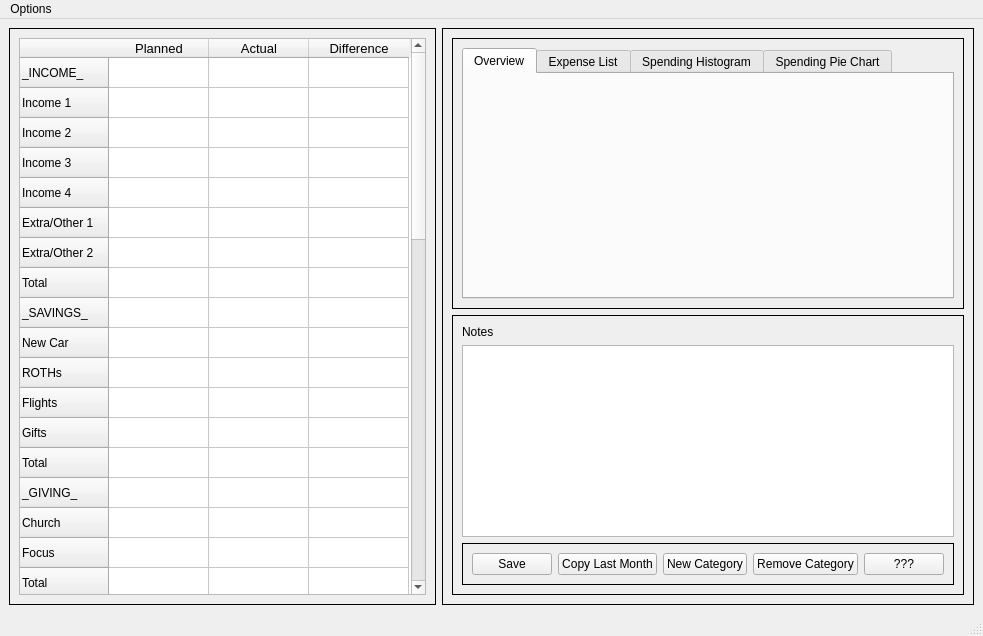
First picture: the form in rsrc/UI/BudgetScreen.ui, repository Winkelmann17/BudgetTool-Python, before the edit.
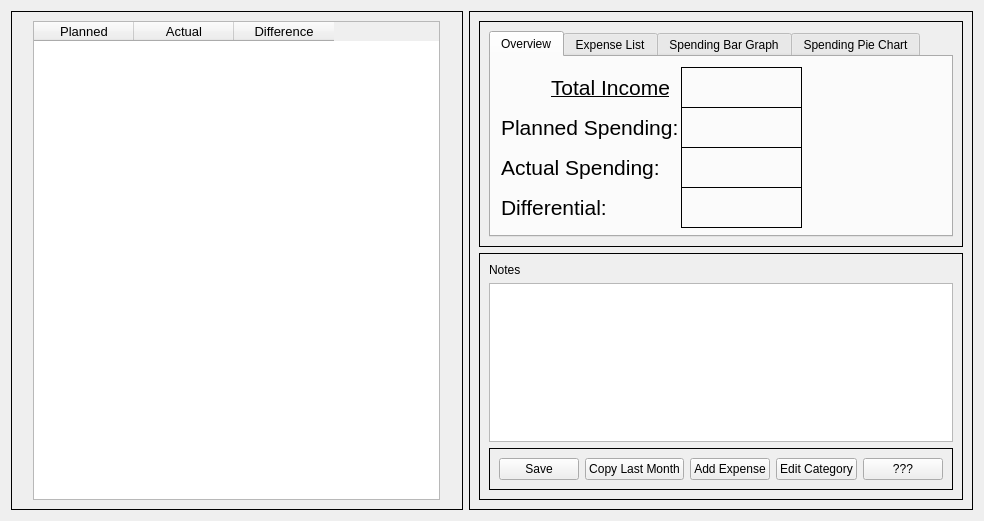
Second picture: the form after the edit. The open tabs and pages were chosen to show the change.

Diff of the .ui file:
```diff
--- a/rsrc/UI/BudgetScreen.ui
+++ b/rsrc/UI/BudgetScreen.ui
@@ -1,355 +1,21 @@
 <?xml version="1.0" encoding="UTF-8"?>
 <ui version="4.0">
- <class>MainWindow</class>
- <widget class="QMainWindow" name="MainWindow">
+ <class>Form</class>
+ <widget class="QWidget" name="Form">
   <property name="geometry">
    <rect>
     <x>0</x>
     <y>0</y>
-    <width>982</width>
-    <height>636</height>
+    <width>984</width>
+    <height>521</height>
    </rect>
   </property>
   <property name="windowTitle">
    <string>MainWindow</string>
   </property>
-  <widget class="QWidget" name="centralwidget">
-   <layout class="QHBoxLayout" name="horizontalLayout">
-    <item>
-     <widget class="QFrame" name="frame_2">
-      <property name="sizePolicy">
-       <sizepolicy hsizetype="Expanding" vsizetype="Preferred">
-        <horstretch>0</horstretch>
-        <verstretch>0</verstretch>
-       </sizepolicy>
-      </property>
-      <property name="frameShape">
-       <enum>QFrame::Box</enum>
-      </property>
-      <property name="frameShadow">
-       <enum>QFrame::Plain</enum>
-      </property>
-      <layout class="QHBoxLayout" name="horizontalLayout_3">
-       <item>
-        <spacer name="horizontalSpacer_2">
-         <property name="orientation">
-          <enum>Qt::Horizontal</enum>
-         </property>
-         <property name="sizeHint" stdset="0">
-          <size>
-           <width>40</width>
-           <height>20</height>
-          </size>
-         </property>
-        </spacer>
-       </item>
-       <item>
-        <widget class="QTableWidget" name="tableWidget">
-         <property name="sizePolicy">
-          <sizepolicy hsizetype="Preferred" vsizetype="Expanding">
-           <horstretch>0</horstretch>
-           <verstretch>0</verstretch>
-          </sizepolicy>
-         </property>
-         <property name="minimumSize">
-          <size>
-           <width>407</width>
-           <height>0</height>
-          </size>
-         </property>
-         <attribute name="horizontalHeaderCascadingSectionResizes">
-          <bool>false</bool>
-         </attribute>
-         <row>
-          <property name="text">
-           <string>_INCOME_</string>
-          </property>
-         </row>
-         <row>
-          <property name="text">
-           <string>Income 1</string>
-          </property>
-         </row>
-         <row>
-          <property name="text">
-           <string>Income 2</string>
-          </property>
-         </row>
-         <row>
-          <property name="text">
-           <string>Income 3</string>
-          </property>
-         </row>
-         <row>
-          <property name="text">
-           <string>Income 4</string>
-          </property>
-         </row>
-         <row>
-          <property name="text">
-           <string>Extra/Other 1</string>
-          </property>
-         </row>
-         <row>
-          <property name="text">
-           <string>Extra/Other 2</string>
-          </property>
-         </row>
-         <row>
-          <property name="text">
-           <string>Total</string>
-          </property>
-         </row>
-         <row>
-          <property name="text">
-           <string>_SAVINGS_</string>
-          </property>
-         </row>
-         <row>
-          <property name="text">
-           <string>New Car</string>
-          </property>
-         </row>
-         <row>
-          <property name="text">
-           <string>ROTHs</string>
-          </property>
-         </row>
-         <row>
-          <property name="text">
-           <string>Flights</string>
-          </property>
-         </row>
-         <row>
-          <property name="text">
-           <string>Gifts</string>
-          </property>
-         </row>
-         <row>
-          <property name="text">
-           <string>Total</string>
-          </property>
-         </row>
-         <row>
-          <property name="text">
-           <string>_GIVING_</string>
-          </property>
-         </row>
-         <row>
-          <property name="text">
-           <string>Church</string>
-          </property>
-         </row>
-         <row>
-          <property name="text">
-           <string>Focus</string>
-          </property>
-         </row>
-         <row>
-          <property name="text">
-           <string>Total</string>
-          </property>
-         </row>
-         <row>
-          <property name="text">
-           <string>_HOUSING_</string>
-          </property>
-         </row>
-         <row>
-          <property name="text">
-           <string>Mortgage</string>
-          </property>
-         </row>
-         <row>
-          <property name="text">
-           <string>Water</string>
-          </property>
-         </row>
-         <row>
-          <property name="text">
-           <string>Electricity</string>
-          </property>
-         </row>
-         <row>
-          <property name="text">
-           <string>Phone</string>
-          </property>
-         </row>
-         <row>
-          <property name="text">
-           <string>Internet</string>
-          </property>
-         </row>
-         <row>
-          <property name="text">
-           <string>Total</string>
-          </property>
-         </row>
-         <row>
-          <property name="text">
-           <string>_TRANSPO_</string>
-          </property>
-         </row>
-         <row>
-          <property name="text">
-           <string>Gas</string>
-          </property>
-         </row>
-         <row>
-          <property name="text">
-           <string>Maintenance</string>
-          </property>
-         </row>
-         <row>
-          <property name="text">
-           <string>Total</string>
-          </property>
-         </row>
-         <row>
-          <property name="text">
-           <string>_FOOD_</string>
-          </property>
-         </row>
-         <row>
-          <property name="text">
-           <string>Groceries</string>
-          </property>
-         </row>
-         <row>
-          <property name="text">
-           <string>Restaurants</string>
-          </property>
-         </row>
-         <row>
-          <property name="text">
-           <string>Total</string>
-          </property>
-         </row>
-         <row>
-          <property name="text">
-           <string>_PERSONAL_</string>
-          </property>
-         </row>
-         <row>
-          <property name="text">
-           <string>N_Fun</string>
-          </property>
-         </row>
-         <row>
-          <property name="text">
-           <string>V_Fun</string>
-          </property>
-         </row>
-         <row>
-          <property name="text">
-           <string>Subscriptions</string>
-          </property>
-         </row>
-         <row>
-          <property name="text">
-           <string>Total</string>
-          </property>
-         </row>
-         <row>
-          <property name="text">
-           <string>_INSURANCE_</string>
-          </property>
-         </row>
-         <row>
-          <property name="text">
-           <string>Car</string>
-          </property>
-         </row>
-         <row>
-          <property name="text">
-           <string>Health</string>
-          </property>
-         </row>
-         <row>
-          <property name="text">
-           <string>Dental</string>
-          </property>
-         </row>
-         <row>
-          <property name="text">
-           <string>Vision</string>
-          </property>
-         </row>
-         <row>
-          <property name="text">
-           <string>Total</string>
-          </property>
-         </row>
-         <row>
-          <property name="text">
-           <string>_OTHER_</string>
-          </property>
-         </row>
-         <row>
-          <property name="text">
-           <string>Cats</string>
-          </property>
-         </row>
-         <row>
-          <property name="text">
-           <string>Misc</string>
-          </property>
-         </row>
-         <row>
-          <property name="text">
-           <string>Total</string>
-          </property>
-         </row>
-         <column>
-          <property name="text">
-           <string>Planned</string>
-          </property>
-          <property name="font">
-           <font>
-            <pointsize>10</pointsize>
-           </font>
-          </property>
-         </column>
-         <column>
-          <property name="text">
-           <string>Actual</string>
-          </property>
-          <property name="font">
-           <font>
-            <pointsize>10</pointsize>
-           </font>
-          </property>
-         </column>
-         <column>
-          <property name="text">
-           <string>Difference</string>
-          </property>
-          <property name="font">
-           <font>
-            <pointsize>10</pointsize>
-           </font>
-          </property>
-         </column>
-        </widget>
-       </item>
-       <item>
-        <spacer name="horizontalSpacer">
-         <property name="orientation">
-          <enum>Qt::Horizontal</enum>
-         </property>
-         <property name="sizeHint" stdset="0">
-          <size>
-           <width>40</width>
-           <height>20</height>
-          </size>
-         </property>
-        </spacer>
-       </item>
-      </layout>
-     </widget>
-    </item>
-    <item>
-     <widget class="QFrame" name="frame">
+  <layout class="QGridLayout" name="gridLayout_3">
+   <item row="0" column="1">
+    <widget class="QFrame" name="rightFrame">
       <property name="frameShape">
        <enum>QFrame::Box</enum>
       </property>
@@ -375,8 +41,136 @@
              <attribute name="title">
               <string>Overview</string>
              </attribute>
+            <widget class="QLabel" name="overviewPlannedAmount">
+             <property name="geometry">
+              <rect>
+               <x>190</x>
+               <y>50</y>
+               <width>121</width>
+               <height>41</height>
+              </rect>
+             </property>
+             <property name="styleSheet">
+              <string notr="true"/>
+             </property>
+             <property name="frameShape">
+              <enum>QFrame::Box</enum>
+             </property>
+             <property name="text">
+              <string>&lt;html&gt;&lt;head/&gt;&lt;body&gt;&lt;p&gt;&lt;br/&gt;&lt;/p&gt;&lt;/body&gt;&lt;/html&gt;</string>
+             </property>
             </widget>
-            <widget class="QWidget" name="tab_3">
+            <widget class="QLabel" name="overviewActualAmount">
+             <property name="geometry">
+              <rect>
+               <x>190</x>
+               <y>90</y>
+               <width>121</width>
+               <height>41</height>
+              </rect>
+             </property>
+             <property name="styleSheet">
+              <string notr="true"/>
+             </property>
+             <property name="frameShape">
+              <enum>QFrame::Box</enum>
+             </property>
+             <property name="text">
+              <string>&lt;html&gt;&lt;head/&gt;&lt;body&gt;&lt;p&gt;&lt;br/&gt;&lt;/p&gt;&lt;/body&gt;&lt;/html&gt;</string>
+             </property>
+            </widget>
+            <widget class="QLabel" name="overviewDifferentialAmount">
+             <property name="geometry">
+              <rect>
+               <x>190</x>
+               <y>130</y>
+               <width>121</width>
+               <height>41</height>
+              </rect>
+             </property>
+             <property name="styleSheet">
+              <string notr="true"/>
+             </property>
+             <property name="frameShape">
+              <enum>QFrame::Box</enum>
+             </property>
+             <property name="text">
+              <string>&lt;html&gt;&lt;head/&gt;&lt;body&gt;&lt;p&gt;&lt;br/&gt;&lt;/p&gt;&lt;/body&gt;&lt;/html&gt;</string>
+             </property>
+            </widget>
+            <widget class="QLabel" name="overviewDifferential">
+             <property name="geometry">
+              <rect>
+               <x>10</x>
+               <y>130</y>
+               <width>111</width>
+               <height>41</height>
+              </rect>
+             </property>
+             <property name="text">
+              <string>&lt;html&gt;&lt;head/&gt;&lt;body&gt;&lt;p&gt;&lt;span style=&quot; font-size:16pt;&quot;&gt;Differential:&lt;/span&gt;&lt;/p&gt;&lt;/body&gt;&lt;/html&gt;</string>
+             </property>
+            </widget>
+            <widget class="QLabel" name="overviewActual">
+             <property name="geometry">
+              <rect>
+               <x>10</x>
+               <y>90</y>
+               <width>161</width>
+               <height>41</height>
+              </rect>
+             </property>
+             <property name="text">
+              <string>&lt;html&gt;&lt;head/&gt;&lt;body&gt;&lt;p&gt;&lt;span style=&quot; font-size:16pt;&quot;&gt;Actual Spending:&lt;/span&gt;&lt;/p&gt;&lt;/body&gt;&lt;/html&gt;</string>
+             </property>
+            </widget>
+            <widget class="QLabel" name="overviewPlanned">
+             <property name="geometry">
+              <rect>
+               <x>10</x>
+               <y>50</y>
+               <width>181</width>
+               <height>41</height>
+              </rect>
+             </property>
+             <property name="text">
+              <string>&lt;html&gt;&lt;head/&gt;&lt;body&gt;&lt;p&gt;&lt;span style=&quot; font-size:16pt;&quot;&gt;Planned Spending:&lt;/span&gt;&lt;/p&gt;&lt;/body&gt;&lt;/html&gt;</string>
+             </property>
+            </widget>
+            <widget class="QLabel" name="overviewIncomeAmount">
+             <property name="geometry">
+              <rect>
+               <x>190</x>
+               <y>10</y>
+               <width>121</width>
+               <height>41</height>
+              </rect>
+             </property>
+             <property name="styleSheet">
+              <string notr="true"/>
+             </property>
+             <property name="frameShape">
+              <enum>QFrame::Box</enum>
+             </property>
+             <property name="text">
+              <string>&lt;html&gt;&lt;head/&gt;&lt;body&gt;&lt;p&gt;&lt;br/&gt;&lt;/p&gt;&lt;/body&gt;&lt;/html&gt;</string>
+             </property>
+            </widget>
+            <widget class="QLabel" name="overviewDifferential_2">
+             <property name="geometry">
+              <rect>
+               <x>60</x>
+               <y>10</y>
+               <width>121</width>
+               <height>41</height>
+              </rect>
+             </property>
+             <property name="text">
+              <string>&lt;html&gt;&lt;head/&gt;&lt;body&gt;&lt;p&gt;&lt;span style=&quot; font-size:16pt; text-decoration: underline;&quot;&gt;Total Income&lt;/span&gt;&lt;/p&gt;&lt;/body&gt;&lt;/html&gt;</string>
+             </property>
+            </widget>
+           </widget>
+           <widget class="QWidget" name="expenseListTab">
              <attribute name="title">
               <string>Expense List</string>
              </attribute>
@@ -504,10 +298,10 @@
             </widget>
             <widget class="QWidget" name="tab_2">
              <attribute name="title">
-              <string>Spending Histogram</string>
-             </attribute>
-            </widget>
-            <widget class="QWidget" name="tab_0">
+             <string>Spending Bar Graph</string>
+            </attribute>
+           </widget>
+           <widget class="QWidget" name="pieChartTab">
              <attribute name="title">
               <string>Spending Pie Chart</string>
              </attribute>
@@ -562,14 +356,14 @@
              <item>
               <widget class="QPushButton" name="pushButton_2">
                <property name="text">
-                <string>New Category</string>
+               <string>Add Expense</string>
                </property>
               </widget>
              </item>
              <item>
               <widget class="QPushButton" name="pushButton_3">
                <property name="text">
-                <string>Remove Category</string>
+               <string>Edit Category</string>
                </property>
               </widget>
              </item>
@@ -589,59 +383,112 @@
       </layout>
      </widget>
     </item>
-   </layout>
-  </widget>
-  <widget class="QMenuBar" name="menubar">
-   <property name="geometry">
-    <rect>
-     <x>0</x>
-     <y>0</y>
-     <width>982</width>
-     <height>22</height>
-    </rect>
-   </property>
-   <widget class="QMenu" name="menuOptions">
-    <property name="title">
-     <string>Options</string>
-    </property>
-    <addaction name="actionSave"/>
-    <addaction name="actionImport_from"/>
-    <addaction name="separator"/>
-    <addaction name="actionBack"/>
-    <addaction name="actionHome"/>
-   </widget>
-   <addaction name="menuOptions"/>
-  </widget>
-  <widget class="QStatusBar" name="statusbar">
-   <property name="enabled">
+   <item row="0" column="0">
+    <widget class="QFrame" name="leftFrame">
+     <property name="sizePolicy">
+      <sizepolicy hsizetype="Expanding" vsizetype="Preferred">
+       <horstretch>0</horstretch>
+       <verstretch>0</verstretch>
+      </sizepolicy>
+     </property>
+     <property name="frameShape">
+      <enum>QFrame::Box</enum>
+     </property>
+     <property name="frameShadow">
+      <enum>QFrame::Plain</enum>
+     </property>
+     <layout class="QHBoxLayout" name="horizontalLayout_3">
+      <item>
+       <spacer name="leftTableSpacer">
+        <property name="orientation">
+         <enum>Qt::Horizontal</enum>
+        </property>
+        <property name="sizeHint" stdset="0">
+         <size>
+          <width>40</width>
+          <height>20</height>
+         </size>
+        </property>
+       </spacer>
+      </item>
+      <item>
+       <widget class="QTableWidget" name="budgetTable">
+        <property name="sizePolicy">
+         <sizepolicy hsizetype="Maximum" vsizetype="Expanding">
+          <horstretch>0</horstretch>
+          <verstretch>0</verstretch>
+         </sizepolicy>
+        </property>
+        <property name="minimumSize">
+         <size>
+          <width>407</width>
+          <height>0</height>
+         </size>
+        </property>
+        <property name="horizontalScrollBarPolicy">
+         <enum>Qt::ScrollBarAsNeeded</enum>
+        </property>
+        <property name="sizeAdjustPolicy">
+         <enum>QAbstractScrollArea::AdjustToContents</enum>
+        </property>
+        <attribute name="horizontalHeaderCascadingSectionResizes">
+         <bool>false</bool>
+        </attribute>
+        <attribute name="verticalHeaderCascadingSectionResizes">
+         <bool>false</bool>
+        </attribute>
+        <attribute name="verticalHeaderStretchLastSection">
     <bool>true</bool>
-   </property>
-  </widget>
-  <action name="actionSave">
+        </attribute>
+        <column>
    <property name="text">
-    <string>Save</string>
-   </property>
-  </action>
-  <action name="actionImport">
-   <property name="text">
-    <string>Import</string>
-   </property>
-  </action>
-  <action name="actionImport_from">
+          <string>Planned</string>
+         </property>
+         <property name="font">
+          <font>
+           <pointsize>10</pointsize>
+          </font>
+         </property>
+        </column>
+        <column>
    <property name="text">
-    <string>Import from...</string>
-   </property>
-  </action>
-  <action name="actionHome">
-   <property name="text">
-    <string>Homepage</string>
-   </property>
-  </action>
-  <action name="actionBack">
+          <string>Actual</string>
+         </property>
+         <property name="font">
+          <font>
+           <pointsize>10</pointsize>
+          </font>
+         </property>
+        </column>
+        <column>
    <property name="text">
-    <string>Back to Months</string>
-   </property>
-  </action>
+          <string>Difference</string>
+         </property>
+         <property name="font">
+          <font>
+           <pointsize>10</pointsize>
+          </font>
+         </property>
+        </column>
+       </widget>
+      </item>
+      <item>
+       <spacer name="rightTableSpacer">
+        <property name="orientation">
+         <enum>Qt::Horizontal</enum>
+        </property>
+        <property name="sizeHint" stdset="0">
+         <size>
+          <width>40</width>
+          <height>20</height>
+         </size>
+        </property>
+       </spacer>
+      </item>
+     </layout>
+    </widget>
+   </item>
+  </layout>
  </widget>
  <resources/>
  <connections/>
```
Left out of the diff: 148 changed lines with no effect on the pictures. Lines whose indentation alone changed are shown as unchanged.
